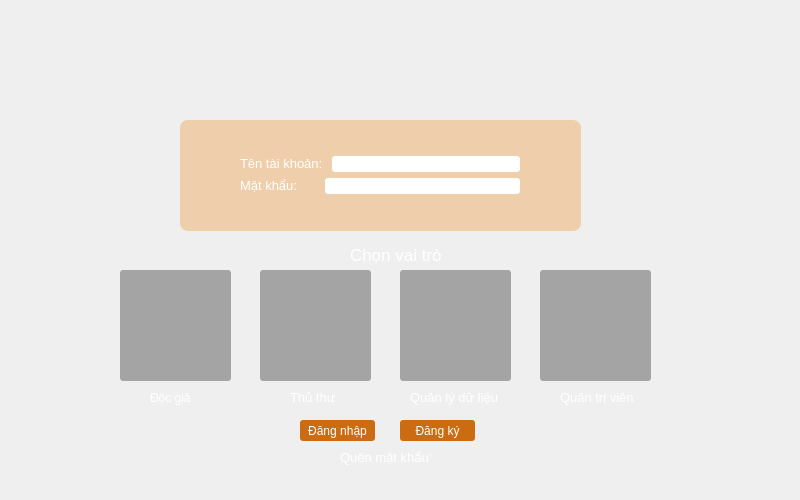
Qt form LIBPRO.ui (DevilTitan/DevilTitan-LIBPRO-64) before a commit.
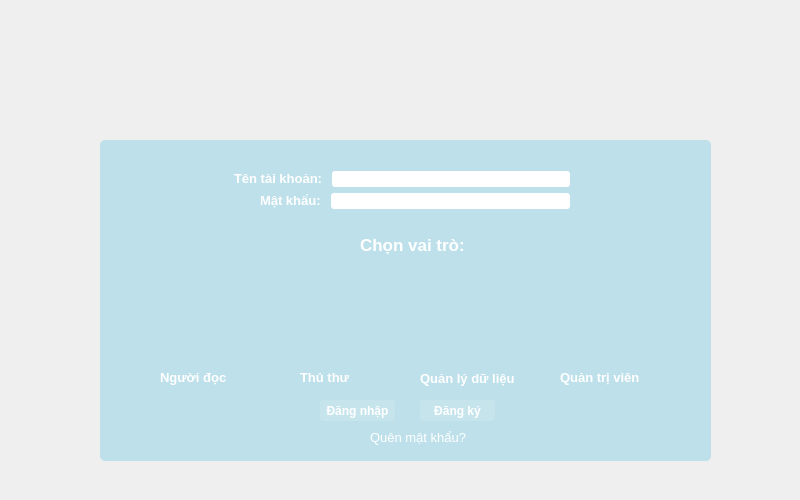
The same form after that commit. Icons and pictures are not drawn.

What changed in the file:
```diff
--- a/LIBPRO.ui
+++ b/LIBPRO.ui
@@ -1,7 +1,10 @@
 <?xml version="1.0" encoding="UTF-8"?>
 <ui version="4.0">
- <class>LIBPRO</class>
- <widget class="QMainWindow" name="LIBPRO">
+ <class>LIBPROClass</class>
+ <widget class="QMainWindow" name="LIBPROClass">
+  <property name="enabled">
+   <bool>true</bool>
+  </property>
   <property name="geometry">
    <rect>
     <x>0</x>
@@ -44,19 +47,21 @@
   <property name="styleSheet">
    <string notr="true">#centralWidget{
 box-shadow: 10px 10px 5px #888888;
-border-image: url(:/appscreen/Resources/appscreen/login-background.png);
+border-image: url(:/appscreen/Resources/appscreen/background.png);
+
 }
 #userForm
 {
-background: rgba(237, 133, 23, 80);
+color: rgba(74, 252, 255,80);
 border-radius: 8px;
 }
+
 QPushButton
 {
 color: white;
-background-color: #cc6c12;
 border-radius: 3px;
 }
+
 QLineEdit{
 border-radius: 3px;
 }
@@ -76,113 +81,127 @@
    <property name="styleSheet">
     <string notr="true"/>
    </property>
-   <widget class="QLabel" name="loginLogo">
+   <widget class="QFrame" name="frame">
     <property name="geometry">
      <rect>
-      <x>300</x>
-      <y>60</y>
-      <width>201</width>
-      <height>41</height>
+      <x>100</x>
+      <y>140</y>
+      <width>611</width>
+      <height>321</height>
      </rect>
     </property>
+    <property name="styleSheet">
+     <string notr="true">#frame{
+background-color: rgba(73, 189, 221,0.3);
+border-radius: 5px;
+}
+</string>
+    </property>
+    <property name="frameShape">
+     <enum>QFrame::StyledPanel</enum>
+    </property>
+    <property name="frameShadow">
+     <enum>QFrame::Raised</enum>
+    </property>
+    <widget class="QWidget" name="userForm" native="true">
+     <property name="geometry">
+      <rect>
+       <x>100</x>
+       <y>10</y>
+       <width>431</width>
+       <height>80</height>
+      </rect>
+     </property>
+     <property name="styleSheet">
+      <string notr="true"/>
+     </property>
+     <layout class="QVBoxLayout" name="verticalLayout">
+      <property name="leftMargin">
+       <number>10</number>
+      </property>
+      <item>
+       <layout class="QHBoxLayout" name="horizontalLayout">
+        <property name="leftMargin">
+         <number>24</number>
+        </property>
+        <property name="topMargin">
+         <number>10</number>
+        </property>
+        <property name="rightMargin">
+         <number>50</number>
+        </property>
+        <item>
+         <widget class="QLabel" name="userNameLabel">
+          <property name="styleSheet">
+           <string notr="true">font: 10pt&quot;Segoe UI&quot;;
+font-weight:600;</string>
+          </property>
+          <property name="text">
+           <string>&lt;html&gt;&lt;head/&gt;&lt;body&gt;&lt;p&gt;&lt;span style=&quot; font-size:10pt; color:#ffffff;&quot;&gt;Tên tài khoản: &lt;/span&gt;&lt;/p&gt;&lt;/body&gt;&lt;/html&gt;</string>
+          </property>
+         </widget>
+        </item>
+        <item>
+         <widget class="QLineEdit" name="userNameLineEdit">
     <property name="sizePolicy">
-     <sizepolicy hsizetype="Preferred" vsizetype="Preferred">
+           <sizepolicy hsizetype="Expanding" vsizetype="Fixed">
       <horstretch>0</horstretch>
       <verstretch>0</verstretch>
      </sizepolicy>
     </property>
     <property name="minimumSize">
      <size>
-      <width>50</width>
-      <height>40</height>
-     </size>
-    </property>
-    <property name="maximumSize">
-     <size>
-      <width>700</width>
-      <height>100</height>
-     </size>
-    </property>
-    <property name="text">
-     <string/>
-    </property>
-    <property name="pixmap">
-     <pixmap resource="LIBPRO.qrc">:/icon/Resources/icon/LIBPRO-icon.png</pixmap>
-    </property>
-    <property name="scaledContents">
-     <bool>true</bool>
-    </property>
-   </widget>
-   <widget class="QPushButton" name="loginButton">
-    <property name="geometry">
-     <rect>
-      <x>300</x>
-      <y>420</y>
-      <width>75</width>
-      <height>21</height>
-     </rect>
-    </property>
-    <property name="styleSheet">
-     <string notr="true"/>
-    </property>
-    <property name="text">
-     <string>Đăng nhập</string>
-    </property>
-   </widget>
-   <widget class="QPushButton" name="signUpButton">
-    <property name="geometry">
-     <rect>
-      <x>400</x>
-      <y>420</y>
-      <width>75</width>
-      <height>21</height>
-     </rect>
-    </property>
+            <width>5</width>
+            <height>0</height>
+           </size>
+          </property>
+         </widget>
+        </item>
+       </layout>
+      </item>
+      <item>
+       <layout class="QHBoxLayout" name="horizontalLayout_2">
+        <property name="leftMargin">
+         <number>50</number>
+        </property>
+        <property name="rightMargin">
+         <number>50</number>
+        </property>
+        <property name="bottomMargin">
+         <number>10</number>
+        </property>
+        <item>
+         <widget class="QLabel" name="passwordLabel">
     <property name="styleSheet">
-     <string notr="true"/>
+           <string notr="true">font: 10pt&quot;Segoe UI&quot;;
+font-weight:600;</string>
     </property>
     <property name="text">
-     <string>Đăng ký</string>
-    </property>
-   </widget>
-   <widget class="QLabel" name="label">
-    <property name="geometry">
-     <rect>
-      <x>340</x>
-      <y>450</y>
-      <width>91</width>
-      <height>16</height>
-     </rect>
-    </property>
-    <property name="text">
-     <string>&lt;html&gt;&lt;head/&gt;&lt;body&gt;&lt;p&gt;&lt;span style=&quot; font-size:10pt; color:#ffffff;&quot;&gt;Quên mật khẩu?&lt;/span&gt;&lt;/p&gt;&lt;/body&gt;&lt;/html&gt;</string>
-    </property>
-   </widget>
-   <widget class="QLabel" name="roleLabel">
-    <property name="geometry">
-     <rect>
-      <x>350</x>
-      <y>240</y>
-      <width>91</width>
-      <height>31</height>
-     </rect>
-    </property>
-    <property name="styleSheet">
-     <string notr="true">#roleLabel{
-font:75 12pt &quot;Calibri&quot;;
-}</string>
-    </property>
-    <property name="text">
-     <string>&lt;html&gt;&lt;head/&gt;&lt;body&gt;&lt;p&gt;&lt;span style=&quot; font-size:13pt; color:#ffffff;&quot;&gt;Chọn vai trò:&lt;/span&gt;&lt;/p&gt;&lt;/body&gt;&lt;/html&gt;</string>
-    </property>
+           <string>&lt;html&gt;&lt;head/&gt;&lt;body&gt;&lt;p&gt;&lt;span style=&quot; font-size:10pt; color:#ffffff;&quot;&gt;Mật khẩu: &lt;/span&gt;&lt;/p&gt;&lt;/body&gt;&lt;/html&gt;</string>
+          </property>
+         </widget>
+        </item>
+        <item>
+         <widget class="QLineEdit" name="passwordLineEdit">
+          <property name="echoMode">
+           <enum>QLineEdit::Password</enum>
+          </property>
+         </widget>
+        </item>
+       </layout>
+      </item>
+     </layout>
    </widget>
    <widget class="QPushButton" name="readerAccess">
+     <property name="enabled">
+      <bool>true</bool>
+     </property>
     <property name="geometry">
      <rect>
-      <x>120</x>
-      <y>270</y>
-      <width>111</width>
-      <height>111</height>
+       <x>50</x>
+       <y>130</y>
+       <width>91</width>
+       <height>91</height>
      </rect>
     </property>
     <property name="sizePolicy">
@@ -193,47 +212,119 @@
     </property>
     <property name="styleSheet">
      <string notr="true">#readerAccess{
-background: rgba(0,0,0,80);
 border-image: url(:/icon/Resources/icon/reader.png);
 }
 #readerAccess:hover{
 background: rgba(255,255,255,80);
 }
+#readerAccess:focus{
+background: rgba(255,255,255,80);
+}
+
 </string>
     </property>
     <property name="text">
      <string/>
     </property>
+     <property name="icon">
+      <iconset resource="LIBPRO.qrc">
+       <normaloff>:/icon/Resources/icon/reader.png</normaloff>:/icon/Resources/icon/reader.png</iconset>
+     </property>
+     <property name="iconSize">
+      <size>
+       <width>3</width>
+       <height>3</height>
+      </size>
+     </property>
+     <property name="checkable">
+      <bool>true</bool>
+     </property>
+     <property name="autoDefault">
+      <bool>false</bool>
+     </property>
+     <property name="default">
+      <bool>false</bool>
+     </property>
+     <property name="flat">
+      <bool>false</bool>
+     </property>
    </widget>
    <widget class="QPushButton" name="librarianAccess">
+     <property name="enabled">
+      <bool>true</bool>
+     </property>
     <property name="geometry">
      <rect>
-      <x>260</x>
-      <y>270</y>
-      <width>111</width>
-      <height>111</height>
+       <x>180</x>
+       <y>130</y>
+       <width>91</width>
+       <height>91</height>
      </rect>
     </property>
     <property name="styleSheet">
      <string notr="true">#librarianAccess{
-background: rgba(0,0,0,80);
 	border-image: url(:/icon/Resources/icon/librarian.png);
 }
 #librarianAccess:hover{
 background: rgba(255,255,255,80);
-}</string>
+}
+#librarianAccess:focus{
+background: rgba(255,255,255,80);
+}
+</string>
     </property>
     <property name="text">
      <string/>
+     </property>
+     <property name="icon">
+      <iconset resource="LIBPRO.qrc">
+       <normaloff>:/icon/Resources/icon/librarian.png</normaloff>:/icon/Resources/icon/librarian.png</iconset>
+     </property>
+    </widget>
+    <widget class="QLabel" name="readerLabel">
+     <property name="geometry">
+      <rect>
+       <x>60</x>
+       <y>230</y>
+       <width>71</width>
+       <height>16</height>
+      </rect>
+     </property>
+     <property name="styleSheet">
+      <string notr="true">font: 10pt&quot;Segoe UI&quot;;
+font-weight:600;</string>
+     </property>
+     <property name="text">
+      <string>&lt;html&gt;&lt;head/&gt;&lt;body&gt;&lt;p&gt;&lt;span style=&quot; font-size:10pt; color:#ffffff;&quot;&gt;Người đọc&lt;/span&gt;&lt;/p&gt;&lt;/body&gt;&lt;/html&gt;</string>
+     </property>
+    </widget>
+    <widget class="QLabel" name="librarianLabel">
+     <property name="geometry">
+      <rect>
+       <x>200</x>
+       <y>230</y>
+       <width>51</width>
+       <height>16</height>
+      </rect>
+     </property>
+     <property name="styleSheet">
+      <string notr="true">font: 10pt&quot;Segoe UI&quot;;
+font-weight:600;</string>
+     </property>
+     <property name="text">
+      <string>&lt;html&gt;&lt;head/&gt;&lt;body&gt;&lt;p&gt;&lt;span style=&quot; font-size:10pt; color:#ffffff;&quot;&gt;Thủ thư&lt;/span&gt;&lt;/p&gt;&lt;/body&gt;&lt;/html&gt;</string>
     </property>
    </widget>
    <widget class="QPushButton" name="dataProcessorAccess">
+     <property name="enabled">
+      <bool>true</bool>
+     </property>
     <property name="geometry">
      <rect>
-      <x>400</x>
-      <y>270</y>
-      <width>111</width>
-      <height>111</height>
+       <x>320</x>
+       <y>130</y>
+       <width>91</width>
+       <height>91</height>
      </rect>
     </property>
     <property name="sizePolicy">
@@ -244,24 +335,47 @@
     </property>
     <property name="styleSheet">
      <string notr="true">#dataProcessorAccess{
-background: rgba(0,0,0,80);
 	border-image: url(:/icon/Resources/icon/dataProcessor.png);
 }
 #dataProcessorAccess:hover{
 background: rgba(255,255,255,80);
-}</string>
+}
+#dataProcessorAccess:focus{
+background: rgba(255,255,255,80);
+}
+</string>
     </property>
     <property name="text">
      <string/>
     </property>
    </widget>
+    <widget class="QLabel" name="databaseLabel">
+     <property name="geometry">
+      <rect>
+       <x>320</x>
+       <y>230</y>
+       <width>101</width>
+       <height>17</height>
+      </rect>
+     </property>
+     <property name="styleSheet">
+      <string notr="true">font: 10pt&quot;Segoe UI&quot;;
+font-weight:600;</string>
+     </property>
+     <property name="text">
+      <string>&lt;html&gt;&lt;head/&gt;&lt;body&gt;&lt;p&gt;&lt;span style=&quot; font-size:10pt; color:#ffffff;&quot;&gt;Quản lý dữ liệu&lt;/span&gt;&lt;/p&gt;&lt;/body&gt;&lt;/html&gt;</string>
+     </property>
+    </widget>
    <widget class="QPushButton" name="administratorAccess">
+     <property name="enabled">
+      <bool>true</bool>
+     </property>
     <property name="geometry">
      <rect>
-      <x>540</x>
-      <y>270</y>
-      <width>111</width>
-      <height>111</height>
+       <x>450</x>
+       <y>130</y>
+       <width>91</width>
+       <height>91</height>
      </rect>
     </property>
     <property name="sizePolicy">
@@ -272,164 +386,159 @@
     </property>
     <property name="styleSheet">
      <string notr="true">#administratorAccess{
-background: rgba(0,0,0,80);
 	border-image: url(:/icon/Resources/icon/administrator.png);
 }
 #administratorAccess:hover{
 background: rgba(255,255,255,80);
-}</string>
+}
+#administratorAccess:focus{
+background: rgba(255,255,255,80);
+}
+</string>
     </property>
     <property name="text">
      <string/>
     </property>
    </widget>
-   <widget class="QLabel" name="readerLabel">
-    <property name="geometry">
-     <rect>
-      <x>150</x>
-      <y>390</y>
-      <width>61</width>
-      <height>16</height>
-     </rect>
-    </property>
-    <property name="styleSheet">
-     <string notr="true"/>
-    </property>
-    <property name="text">
-     <string>&lt;html&gt;&lt;head/&gt;&lt;body&gt;&lt;p&gt;&lt;span style=&quot; color:#ffffff;&quot;&gt;Độc giả&lt;/span&gt;&lt;/p&gt;&lt;/body&gt;&lt;/html&gt;</string>
-    </property>
-   </widget>
    <widget class="QLabel" name="administratorLabel">
     <property name="geometry">
      <rect>
-      <x>560</x>
-      <y>390</y>
+       <x>460</x>
+       <y>230</y>
       <width>81</width>
       <height>16</height>
      </rect>
     </property>
+     <property name="styleSheet">
+      <string notr="true">font: 10pt&quot;Segoe UI&quot;;
+font-weight:600;</string>
+     </property>
     <property name="text">
      <string>&lt;html&gt;&lt;head/&gt;&lt;body&gt;&lt;p&gt;&lt;span style=&quot; font-size:10pt; color:#ffffff;&quot;&gt;Quản trị viên&lt;/span&gt;&lt;/p&gt;&lt;/body&gt;&lt;/html&gt;</string>
     </property>
    </widget>
-   <widget class="QLabel" name="databaseLabel">
+    <widget class="QLabel" name="roleLabel">
     <property name="geometry">
      <rect>
-      <x>410</x>
-      <y>390</y>
-      <width>91</width>
-      <height>16</height>
-     </rect>
-    </property>
+       <x>260</x>
+       <y>90</y>
+       <width>111</width>
+       <height>31</height>
+      </rect>
+     </property>
+     <property name="styleSheet">
+      <string notr="true">#roleLabel{
+font: 10pt&quot;Segoe UI&quot;;
+font-weight:600;
+}</string>
+     </property>
     <property name="text">
-     <string>&lt;html&gt;&lt;head/&gt;&lt;body&gt;&lt;p&gt;&lt;span style=&quot; font-size:10pt; color:#ffffff;&quot;&gt;Quản lý dữ liệu&lt;/span&gt;&lt;/p&gt;&lt;/body&gt;&lt;/html&gt;</string>
-    </property>
-   </widget>
-   <widget class="QLabel" name="librarianLabel">
+      <string>&lt;html&gt;&lt;head/&gt;&lt;body&gt;&lt;p&gt;&lt;span style=&quot; font-size:13pt; color:#ffffff;&quot;&gt;Chọn vai trò:&lt;/span&gt;&lt;/p&gt;&lt;/body&gt;&lt;/html&gt;</string>
+     </property>
+    </widget>
+    <widget class="QPushButton" name="loginButton">
     <property name="geometry">
      <rect>
-      <x>290</x>
-      <y>390</y>
-      <width>51</width>
-      <height>16</height>
-     </rect>
-    </property>
+       <x>220</x>
+       <y>260</y>
+       <width>75</width>
+       <height>21</height>
+      </rect>
+     </property>
+     <property name="styleSheet">
+      <string notr="true">#loginButton{
+font: 10pt&quot;Segoe UI&quot;;
+font-weight:600;
+background: rgba(255,255,255,30);
+}
+#loginButton:pressed{
+background: rgba(255,255,255,80);
+}</string>
+     </property>
     <property name="text">
-     <string>&lt;html&gt;&lt;head/&gt;&lt;body&gt;&lt;p&gt;&lt;span style=&quot; font-size:10pt; color:#ffffff;&quot;&gt;Thủ thư&lt;/span&gt;&lt;/p&gt;&lt;/body&gt;&lt;/html&gt;</string>
-    </property>
-   </widget>
-   <widget class="QWidget" name="userForm" native="true">
+      <string>Đăng nhập</string>
+     </property>
+    </widget>
+    <widget class="QPushButton" name="signUpButton">
     <property name="geometry">
      <rect>
-      <x>180</x>
-      <y>120</y>
-      <width>401</width>
-      <height>111</height>
-     </rect>
-    </property>
-    <layout class="QVBoxLayout" name="verticalLayout">
-     <property name="leftMargin">
-      <number>10</number>
+       <x>320</x>
+       <y>260</y>
+       <width>75</width>
+       <height>21</height>
+      </rect>
+     </property>
+     <property name="styleSheet">
+      <string notr="true">#signUpButton{
+font: 10pt&quot;Segoe UI&quot;;
+font-weight:600;
+background: rgba(255,255,255,30);
+}
+#signUpButton:pressed{
+background: rgba(255,255,255,80);
+}</string>
      </property>
-     <item>
-      <layout class="QHBoxLayout" name="horizontalLayout">
-       <property name="leftMargin">
-        <number>50</number>
-       </property>
-       <property name="topMargin">
-        <number>25</number>
-       </property>
-       <property name="rightMargin">
-        <number>50</number>
-       </property>
-       <item>
-        <widget class="QLabel" name="userNameLabel">
+     <property name="text">
+      <string>Đăng ký</string>
+     </property>
+    </widget>
+    <widget class="QLabel" name="label">
+     <property name="geometry">
+      <rect>
+       <x>270</x>
+       <y>290</y>
+       <width>101</width>
+       <height>16</height>
+      </rect>
+     </property>
+     <property name="styleSheet">
+      <string notr="true">font: 10pt&quot;Segoe UI&quot;;
+</string>
+     </property>
+     <property name="text">
+      <string>&lt;html&gt;&lt;head/&gt;&lt;body&gt;&lt;p&gt;&lt;span style=&quot; font-size:10pt; color:#ffffff;&quot;&gt;Quên mật khẩu?&lt;/span&gt;&lt;/p&gt;&lt;/body&gt;&lt;/html&gt;</string>
+     </property>
+    </widget>
+   </widget>
+   <widget class="QLabel" name="loginLogo">
+    <property name="geometry">
+     <rect>
+      <x>300</x>
+      <y>60</y>
+      <width>211</width>
+      <height>41</height>
+     </rect>
+    </property>
+    <property name="sizePolicy">
+     <sizepolicy hsizetype="Preferred" vsizetype="Preferred">
+      <horstretch>0</horstretch>
+      <verstretch>0</verstretch>
+     </sizepolicy>
+    </property>
+    <property name="minimumSize">
+     <size>
+      <width>50</width>
+      <height>40</height>
+     </size>
+    </property>
+    <property name="maximumSize">
+     <size>
+      <width>700</width>
+      <height>100</height>
+     </size>
+    </property>
          <property name="styleSheet">
           <string notr="true"/>
          </property>
          <property name="text">
-          <string>&lt;html&gt;&lt;head/&gt;&lt;body&gt;&lt;p&gt;&lt;span style=&quot; font-size:10pt; color:#ffffff;&quot;&gt;Tên tài khoản: &lt;/span&gt;&lt;/p&gt;&lt;/body&gt;&lt;/html&gt;</string>
-         </property>
-        </widget>
-       </item>
-       <item>
-        <widget class="QLineEdit" name="userNameLineEdit">
-         <property name="sizePolicy">
-          <sizepolicy hsizetype="Expanding" vsizetype="Fixed">
-           <horstretch>0</horstretch>
-           <verstretch>0</verstretch>
-          </sizepolicy>
-         </property>
-         <property name="minimumSize">
-          <size>
-           <width>5</width>
-           <height>0</height>
-          </size>
-         </property>
-        </widget>
-       </item>
-      </layout>
-     </item>
-     <item>
-      <layout class="QHBoxLayout" name="horizontalLayout_2">
-       <property name="leftMargin">
-        <number>50</number>
-       </property>
-       <property name="rightMargin">
-        <number>50</number>
-       </property>
-       <property name="bottomMargin">
-        <number>25</number>
-       </property>
-       <item>
-        <widget class="QLabel" name="passwordLabel">
-         <property name="text">
-          <string>&lt;html&gt;&lt;head/&gt;&lt;body&gt;&lt;p&gt;&lt;span style=&quot; font-size:10pt; color:#ffffff;&quot;&gt;Mật khẩu: &lt;/span&gt;&lt;/p&gt;&lt;/body&gt;&lt;/html&gt;</string>
-         </property>
-        </widget>
-       </item>
-       <item>
-        <widget class="QLineEdit" name="passwordLineEdit">
-         <property name="sizePolicy">
-          <sizepolicy hsizetype="Fixed" vsizetype="Fixed">
-           <horstretch>0</horstretch>
-           <verstretch>0</verstretch>
-          </sizepolicy>
-         </property>
-         <property name="minimumSize">
-          <size>
-           <width>195</width>
-           <height>0</height>
-          </size>
-         </property>
-         <property name="echoMode">
-          <enum>QLineEdit::Password</enum>
-         </property>
-        </widget>
-       </item>
-      </layout>
-     </item>
-    </layout>
+     <string/>
+    </property>
+    <property name="pixmap">
+     <pixmap resource="LIBPRO.qrc">:/icon/Resources/icon/LIBPRO-icon-white.png</pixmap>
+    </property>
+    <property name="scaledContents">
+     <bool>true</bool>
+    </property>
    </widget>
   </widget>
  </widget>
```
Left out of the diff: 3 changed lines with no effect on the pictures. Lines whose indentation alone changed are shown as unchanged.
